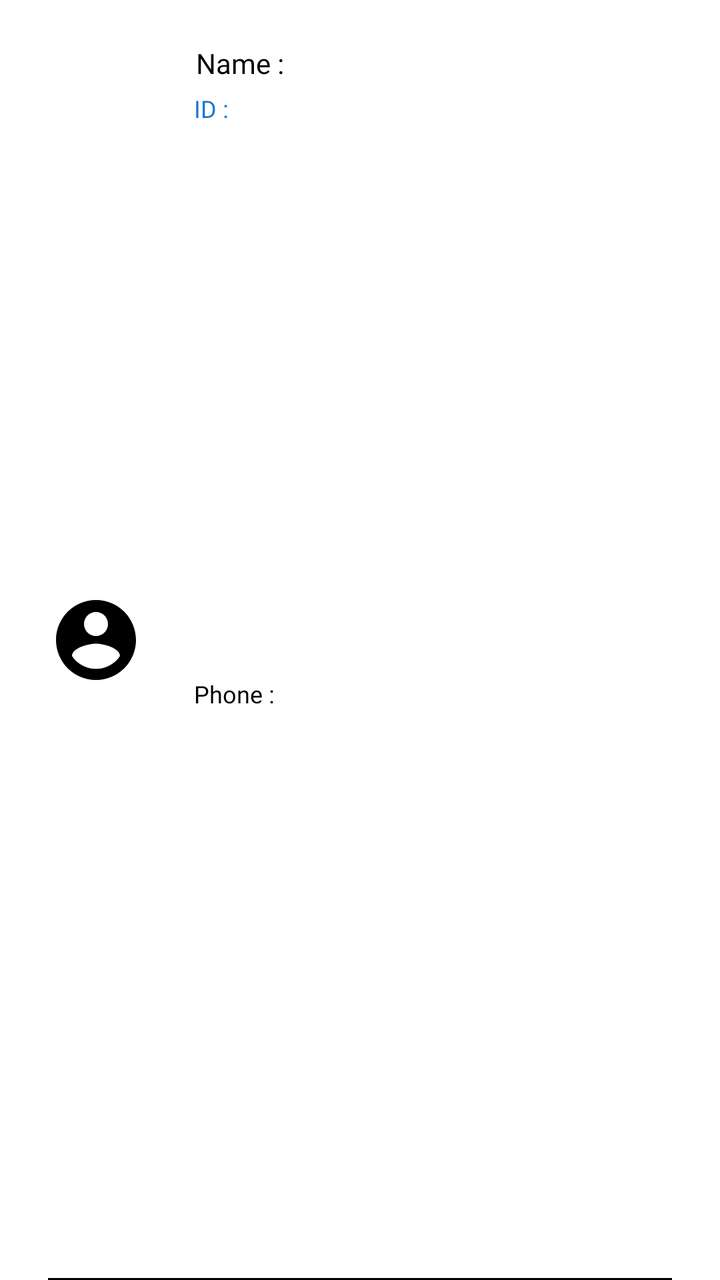
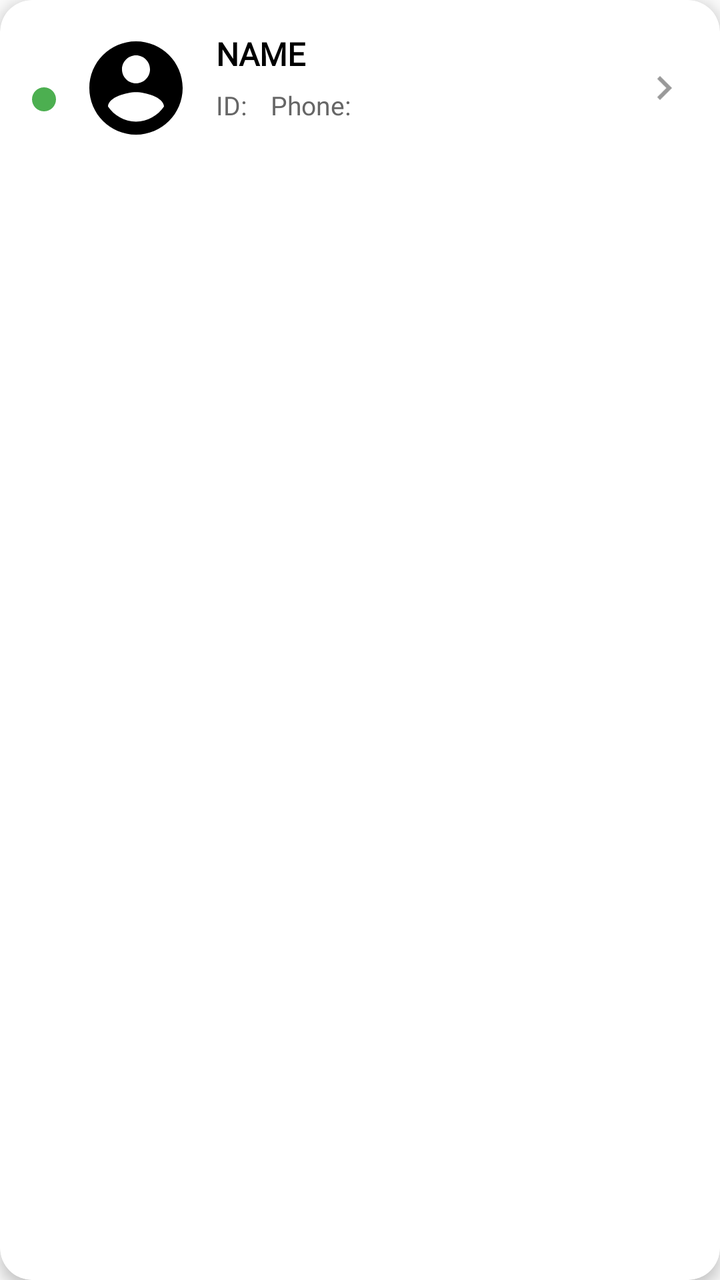

Screens rendered from an Android XML layout before and after an edit, with the pre-edit source and the edit as a unified diff.
<!-- AndroidManifest.xml: application theme AppTheme -->
<!-- res/layout/activity_manage_user_row.xml -->
<?xml version="1.0" encoding="utf-8"?>
<androidx.constraintlayout.widget.ConstraintLayout xmlns:android="http://schemas.android.com/apk/res/android"
    xmlns:app="http://schemas.android.com/apk/res-auto"
    android:id="@+id/container"
    android:layout_width="match_parent"
    android:layout_height="wrap_content"
    android:background="@color/white"
    android:paddingHorizontal="@dimen/twenty_four_dp"
    android:paddingTop="@dimen/twenty_dp">

    <ImageView
        android:id="@+id/icon"
        android:layout_width="wrap_content"
        android:layout_height="wrap_content"
        android:layout_marginBottom="@dimen/twenty_dp"
        android:src="@drawable/ic_account_circle_black"
        app:layout_constraintBottom_toBottomOf="parent"
        app:layout_constraintStart_toStartOf="parent"
        app:layout_constraintTop_toTopOf="parent"
        android:contentDescription="@string/user_logo"/>

   

    <TextView
        android:id="@+id/user_name"
        android:layout_width="wrap_content"
        android:layout_height="wrap_content"
        android:fontFamily="@font/comfortaa_regular"
        android:text="Name :"
        android:textColor="@color/black"
        android:textSize="@dimen/fourteen_sp"
        app:layout_constraintStart_toEndOf="@id/icon"
        app:layout_constraintTop_toTopOf="parent"
        android:padding="@dimen/two_dp"
        android:layout_marginStart="@dimen/twenty_four_dp"/>
    <TextView
        android:id="@+id/user_id"
        android:layout_width="wrap_content"
        android:layout_height="wrap_content"
        android:fontFamily="@font/comfortaa_regular"
        android:text="ID : "
        android:textColor="@color/blue_700"
        android:textSize="@dimen/twelve_sp"
        app:layout_constraintStart_toStartOf="@id/user_name"
        app:layout_constraintTop_toBottomOf="@id/user_name"
        android:layout_marginTop="@dimen/two_dp"
        android:padding="@dimen/one_dp"/>
    <TextView
        android:id="@+id/user_phone"
        android:layout_width="wrap_content"
        android:layout_height="wrap_content"
        android:fontFamily="@font/comfortaa_regular"
        android:text="Phone : "
        android:textColor="@color/black"
        android:textSize="@dimen/twelve_sp"
        app:layout_constraintStart_toStartOf="@id/user_name"
        app:layout_constraintTop_toBottomOf="@id/user_id"
        app:layout_constraintBottom_toBottomOf="parent"
        android:layout_marginBottom="@dimen/twelve_dp"
        android:layout_marginTop="@dimen/two_dp"
        android:padding="@dimen/one_dp"/>
    <View
        android:layout_width="match_parent"
        android:layout_height="@dimen/one_dp"
        app:layout_constraintBottom_toBottomOf="parent"
        android:background="@color/black"/>
</androidx.constraintlayout.widget.ConstraintLayout>
<!-- resources referenced by this layout -->
<resources>
  <color name="black">#000000</color>
  <color name="blue_700">#1976D2</color>
  <color name="white">#FFFFFF</color>
  <dimen name="fourteen_sp">14sp</dimen>
  <dimen name="one_dp">1dp</dimen>
  <dimen name="twelve_dp">12dp</dimen>
  <dimen name="twelve_sp">12sp</dimen>
  <dimen name="twenty_dp">20dp</dimen>
  <dimen name="twenty_four_dp">24dp</dimen>
  <dimen name="two_dp">2dp</dimen>
  <!-- drawable ic_account_circle_black (drawable) -->
  <vector android:height="48dp" android:viewportHeight="24.0"
      android:viewportWidth="24.0" android:width="48dp" xmlns:android="http://schemas.android.com/apk/res/android">
      <path android:fillColor="#FF000000" android:pathData="M12,2C6.48,2 2,6.48 2,12s4.48,10 10,10 10,-4.48 10,-10S17.52,2 12,2zM12,5c1.66,0 3,1.34 3,3s-1.34,3 -3,3 -3,-1.34 -3,-3 1.34,-3 3,-3zM12,19.2c-2.5,0 -4.71,-1.28 -6,-3.22 0.03,-1.99 4,-3.08 6,-3.08 1.99,0 5.97,1.09 6,3.08 -1.29,1.94 -3.5,3.22 -6,3.22z"/>
  </vector>
  <string name="user_logo">User Logo</string>
  <style name="AppTheme" parent="Theme.AppCompat.Light.DarkActionBar">
          
          <item name="colorPrimary">@color/colorPrimary</item>
          <item name="colorPrimaryDark">@color/colorPrimaryDark</item>
          <item name="colorAccent">@color/colorAccent</item>
          <item name="android:windowActionBarOverlay">true</item>
      </style>
  <color name="colorPrimary">#000000</color>
  <color name="colorPrimaryDark">#0E171E</color>
  <color name="colorAccent">#666666</color>
</resources>

<!-- the commit's change to res/layout/activity_manage_user_row.xml (unified diff, before → after) -->
@@ -1,67 +1,93 @@
 <?xml version="1.0" encoding="utf-8"?>
-<androidx.constraintlayout.widget.ConstraintLayout xmlns:android="http://schemas.android.com/apk/res/android"
+<androidx.cardview.widget.CardView xmlns:android="http://schemas.android.com/apk/res/android"
     xmlns:app="http://schemas.android.com/apk/res-auto"
-    android:id="@+id/container"
     android:layout_width="match_parent"
     android:layout_height="wrap_content"
-    android:background="@color/white"
-    android:paddingHorizontal="@dimen/twenty_four_dp"
-    android:paddingTop="@dimen/twenty_dp">
+    android:layout_marginHorizontal="12dp"
+    android:layout_marginVertical="6dp"
+    app:cardCornerRadius="16dp"
+    app:cardElevation="4dp"
+    app:cardBackgroundColor="@color/white">
+
+    <androidx.constraintlayout.widget.ConstraintLayout
+        android:layout_width="match_parent"
+        android:layout_height="wrap_content"
+        android:padding="16dp"
+        android:id="@+id/container">
+
+        <View
+            android:id="@+id/status"
+            android:layout_width="12dp"
+            android:layout_height="12dp"
+            android:background="@drawable/solid_circle_green"
+            app:layout_constraintBottom_toBottomOf="@id/icon"
+            app:layout_constraintStart_toStartOf="parent"
+            app:layout_constraintTop_toTopOf="@id/icon"
+            app:layout_constraintVertical_bias="0.628" />
 
     <ImageView
         android:id="@+id/icon"
-        android:layout_width="wrap_content"
-        android:layout_height="wrap_content"
-        android:layout_marginBottom="@dimen/twenty_dp"
+            android:layout_width="56dp"
+            android:layout_height="56dp"
+            android:layout_marginStart="12dp"
+            android:contentDescription="@string/user_logo"
         android:src="@drawable/ic_account_circle_black"
-        app:layout_constraintBottom_toBottomOf="parent"
-        app:layout_constraintStart_toStartOf="parent"
-        app:layout_constraintTop_toTopOf="parent"
-        android:contentDescription="@string/user_logo"/>
-
-   
+            app:layout_constraintStart_toEndOf="@+id/status"
+            app:layout_constraintTop_toTopOf="parent" />
 
     <TextView
         android:id="@+id/user_name"
-        android:layout_width="wrap_content"
+            android:layout_width="0dp"
         android:layout_height="wrap_content"
         android:fontFamily="@font/comfortaa_regular"
-        android:text="Name :"
+            android:text="Name"
+            android:textAllCaps="true"
         android:textColor="@color/black"
-        android:textSize="@dimen/fourteen_sp"
+            android:textSize="16sp"
+            android:textStyle="bold"
+            app:layout_constraintEnd_toStartOf="@+id/chevron_icon"
         app:layout_constraintStart_toEndOf="@id/icon"
-        app:layout_constraintTop_toTopOf="parent"
-        android:padding="@dimen/two_dp"
-        android:layout_marginStart="@dimen/twenty_four_dp"/>
+            app:layout_constraintTop_toTopOf="@id/icon"
+            android:layout_marginStart="12dp"
+            android:layout_marginEnd="8dp" />
+
     <TextView
         android:id="@+id/user_id"
         android:layout_width="wrap_content"
         android:layout_height="wrap_content"
         android:fontFamily="@font/comfortaa_regular"
-        android:text="ID : "
-        android:textColor="@color/blue_700"
-        android:textSize="@dimen/twelve_sp"
-        app:layout_constraintStart_toStartOf="@id/user_name"
+            android:text="ID:"
+            android:textColor="#666666"
+            android:textSize="13sp"
+            app:layout_constraintStart_toEndOf="@id/icon"
         app:layout_constraintTop_toBottomOf="@id/user_name"
-        android:layout_marginTop="@dimen/two_dp"
-        android:padding="@dimen/one_dp"/>
+            android:layout_marginStart="12dp"
+            android:layout_marginTop="6dp" />
+
     <TextView
         android:id="@+id/user_phone"
         android:layout_width="wrap_content"
         android:layout_height="wrap_content"
         android:fontFamily="@font/comfortaa_regular"
-        android:text="Phone : "
-        android:textColor="@color/black"
-        android:textSize="@dimen/twelve_sp"
-        app:layout_constraintStart_toStartOf="@id/user_name"
-        app:layout_constraintTop_toBottomOf="@id/user_id"
-        app:layout_constraintBottom_toBottomOf="parent"
-        android:layout_marginBottom="@dimen/twelve_dp"
-        android:layout_marginTop="@dimen/two_dp"
-        android:padding="@dimen/one_dp"/>
-    <View
-        android:layout_width="match_parent"
-        android:layout_height="@dimen/one_dp"
-        app:layout_constraintBottom_toBottomOf="parent"
-        android:background="@color/black"/>
+            android:text="Phone:"
+            android:textColor="#666666"
+            android:textSize="13sp"
+            app:layout_constraintStart_toEndOf="@+id/user_id"
+            app:layout_constraintTop_toBottomOf="@id/user_name"
+            android:layout_marginTop="6dp"
+            android:layout_marginStart="12dp"/>
+
+        <ImageView
+            android:id="@+id/chevron_icon"
+            android:layout_width="24dp"
+            android:layout_height="24dp"
+            android:src="@drawable/ic_chevron"
+            android:tint="#999999"
+            android:contentDescription="Navigate"
+            app:layout_constraintEnd_toEndOf="parent"
+            app:layout_constraintTop_toTopOf="parent"
+            app:layout_constraintBottom_toBottomOf="parent" />
+
 </androidx.constraintlayout.widget.ConstraintLayout>
+
+</androidx.cardview.widget.CardView>
<!-- resource entries referenced after the edit -->
@@ -1,20 +1,31 @@
 <!-- resources referenced by this layout -->
 <resources>
   <color name="black">#000000</color>
-  <color name="blue_700">#1976D2</color>
   <color name="white">#FFFFFF</color>
-  <dimen name="fourteen_sp">14sp</dimen>
-  <dimen name="one_dp">1dp</dimen>
-  <dimen name="twelve_dp">12dp</dimen>
-  <dimen name="twelve_sp">12sp</dimen>
-  <dimen name="twenty_dp">20dp</dimen>
-  <dimen name="twenty_four_dp">24dp</dimen>
-  <dimen name="two_dp">2dp</dimen>
   <!-- drawable ic_account_circle_black (drawable) -->
   <vector android:height="48dp" android:viewportHeight="24.0"
       android:viewportWidth="24.0" android:width="48dp" xmlns:android="http://schemas.android.com/apk/res/android">
       <path android:fillColor="#FF000000" android:pathData="M12,2C6.48,2 2,6.48 2,12s4.48,10 10,10 10,-4.48 10,-10S17.52,2 12,2zM12,5c1.66,0 3,1.34 3,3s-1.34,3 -3,3 -3,-1.34 -3,-3 1.34,-3 3,-3zM12,19.2c-2.5,0 -4.71,-1.28 -6,-3.22 0.03,-1.99 4,-3.08 6,-3.08 1.99,0 5.97,1.09 6,3.08 -1.29,1.94 -3.5,3.22 -6,3.22z"/>
   </vector>
+  <!-- drawable ic_chevron (drawable) -->
+  <vector android:height="24dp" android:tint="#060606"
+      android:viewportHeight="24.0" android:viewportWidth="24.0"
+      android:width="24dp" xmlns:android="http://schemas.android.com/apk/res/android">
+      <path android:fillColor="#FF000000" android:pathData="M10,6L8.59,7.41 13.17,12l-4.58,4.59L10,18l6,-6z"/>
+  </vector>
+  <!-- drawable solid_circle_green (drawable) -->
+  <?xml version="1.0" encoding="utf-8"?>
+  <shape
+      xmlns:android="http://schemas.android.com/apk/res/android"
+      android:shape="oval">
+  
+      <solid
+          android:color="@color/green_500"/>
+  
+      <size
+          android:width="@dimen/thirty_dp"
+          android:height="@dimen/thirty_dp"/>
+  </shape>
   <string name="user_logo">User Logo</string>
   <style name="AppTheme" parent="Theme.AppCompat.Light.DarkActionBar">
           
@@ -23,6 +34,8 @@
           <item name="colorAccent">@color/colorAccent</item>
           <item name="android:windowActionBarOverlay">true</item>
       </style>
+  <color name="green_500">#4CAF50</color>
+  <dimen name="thirty_dp">30dp</dimen>
   <color name="colorPrimary">#000000</color>
   <color name="colorPrimaryDark">#0E171E</color>
   <color name="colorAccent">#666666</color>
